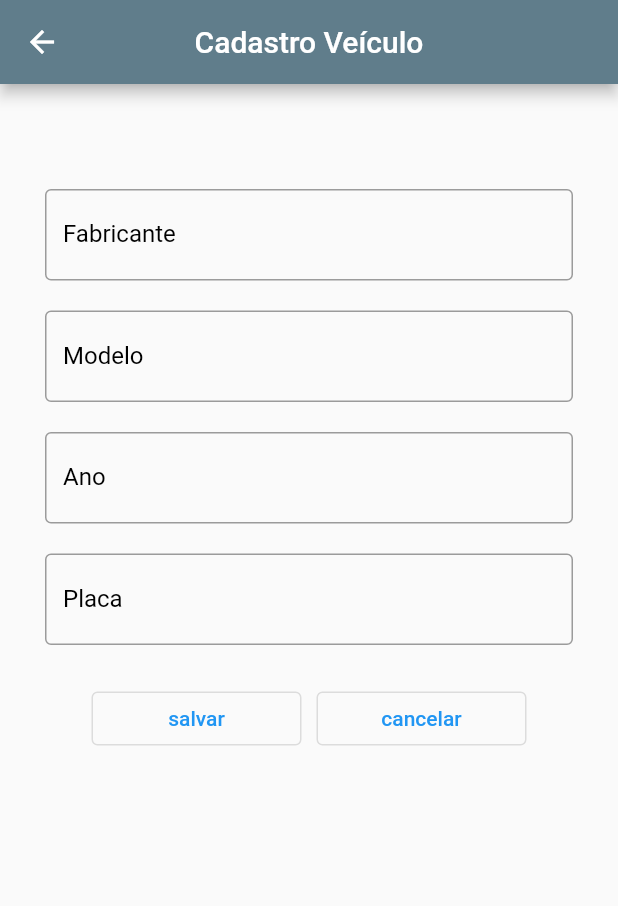
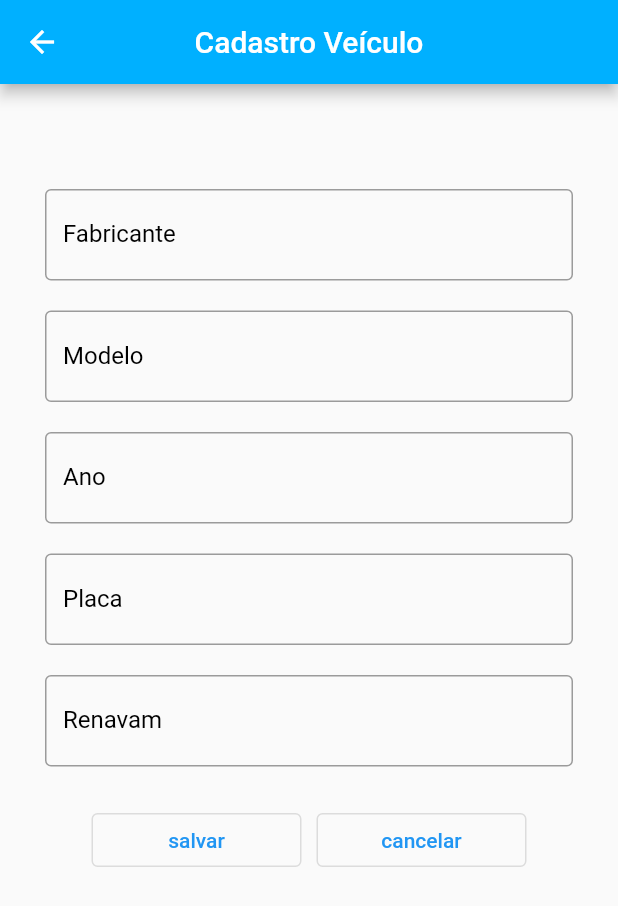
Before and after one commit to marceloboas10/TCC_Aluguel_Motos-Flutter, a Flutter app: the CadastroVeiculo screen opened by its route, after a tap on the "add" icon, on a phone screen of 412 x 824 dp. Shown: the top 906 px of the screen. Run offline on Flutter 3.47's test engine with Material 2 defaults, Android fonts, the phone set to English and light mode, and no system bars; our stand-ins replace cloud_firestore, firebase_auth, firebase_core; accounts and stored records are empty.

Commit message:
adiconado campo renavam no cadastro de veículos

```diff
--- a/lib/cadastroVeiculo.dart
+++ b/lib/cadastroVeiculo.dart
@@ -54,7 +54,7 @@ class _CadastroVeiculoState extends State<CadastroVeiculo> {
       appBar: AppBar(
         title: Text('Veículos'),
         centerTitle: true,
-        backgroundColor: Colors.blueGrey,
+        backgroundColor: Colors.lightBlueAccent[400],
       ),
 
       //EXIBE OS DOCUMENTOS DA COLEÇÃO "CLIENTES"
--- a/lib/form_cliente.dart
+++ b/lib/form_cliente.dart
@@ -54,7 +54,7 @@ class _FormClienteState extends State<FormCliente> {
       appBar: AppBar(
         title: Text('Cadastro Cliente'),
         centerTitle: true,
-        backgroundColor: Colors.blueGrey,
+        backgroundColor: Colors.lightBlueAccent[400],
       ),
       body: Container(
         padding: EdgeInsets.all(30),
--- a/lib/form_veiculo.dart
+++ b/lib/form_veiculo.dart
@@ -12,6 +12,7 @@ class _FormVeiculoState extends State<FormVeiculo> {
   var txtModelo = TextEditingController();
   var txtAno = TextEditingController();
   var txtPlaca = TextEditingController();
+  var txtRenavam = TextEditingController();
 
   //RECUPERA DOCUMENTO
   void getDocumentById(String id) async {
@@ -24,6 +25,7 @@ class _FormVeiculoState extends State<FormVeiculo> {
       txtModelo.text = valor.get('Modelo');
       txtAno.text = valor.get('Ano');
       txtPlaca.text = valor.get('Placa');
+      txtRenavam.text = valor.get('Renavam');
     });
   }
 
@@ -35,7 +37,8 @@ class _FormVeiculoState extends State<FormVeiculo> {
       if (txtFabricante.text == '' &&
           txtModelo.text == '' &&
           txtAno.text == '' &&
-          txtPlaca.text == '') {
+          txtPlaca.text == '' &&
+          txtRenavam.text == '') {
         getDocumentById(id.toString());
       }
     }
@@ -44,7 +47,7 @@ class _FormVeiculoState extends State<FormVeiculo> {
       appBar: AppBar(
         title: Text('Cadastro Veículo'),
         centerTitle: true,
-        backgroundColor: Colors.blueGrey,
+        backgroundColor: Colors.lightBlueAccent[400],
       ),
       body: Container(
         padding: EdgeInsets.fromLTRB(30, 70, 30, 30),
@@ -91,6 +94,16 @@ class _FormVeiculoState extends State<FormVeiculo> {
             ),
           ),
           SizedBox(height: 20),
+          TextField(
+            controller: txtRenavam,
+            style: TextStyle(color: Colors.black, fontSize: 18),
+            decoration: InputDecoration(
+              border: OutlineInputBorder(),
+              labelText: 'Renavam',
+              labelStyle: TextStyle(color: Colors.black, fontSize: 16),
+            ),
+          ),
+          SizedBox(height: 20),
           Row(
             mainAxisAlignment: MainAxisAlignment.center,
             children: [
@@ -110,6 +123,7 @@ class _FormVeiculoState extends State<FormVeiculo> {
                         'Modelo': txtModelo.text,
                         'Ano': txtAno.text,
                         'Placa': txtPlaca.text,
+                        'Renavam': txtRenavam.text,
                       });
                     } else {
                       //ATUALIZA DOCUMENTO
@@ -118,6 +132,7 @@ class _FormVeiculoState extends State<FormVeiculo> {
                         'Modelo': txtModelo.text,
                         'Ano': txtAno.text,
                         'Placa': txtPlaca.text,
+                        'Renavam': txtRenavam.text,
                       });
                     }
                     Navigator.pop(context);
--- a/lib/main.dart
+++ b/lib/main.dart
@@ -19,7 +19,7 @@ Future<void> main() async {
   runApp(MaterialApp(
     debugShowCheckedModeBanner: false,
     //theme: ThemeData(primarySwatch: Colors.amber),
-    initialRoute: '/telaLogin',
+    initialRoute: '/menuP',
     routes: {
       '/telaLogin': (context) => TelaLogin(),
       '/cadastroConta': (context) => CadastroConta(),
--- a/lib/menu.dart
+++ b/lib/menu.dart
@@ -23,7 +23,7 @@ class _TelaMenuState extends State<TelaMenu> {
               }),
         ],
       ),
-      backgroundColor: Colors.blueGrey[700],
+      backgroundColor: Color(0x4B0082),
       body: Container(
         padding: EdgeInsets.all(40),
         child: ListView(children: [
--- a/lib/model/veiculos.dart
+++ b/lib/model/veiculos.dart
@@ -1,32 +1,35 @@
-class Veiculos{
+class Veiculos {
   late String id;
   late String fabricante;
   late String modelo;
   late String ano;
   late String placa;
+  late String renavam;
 
 //CONSTRUTOR
-Veiculos(this.id,this.fabricante,this.modelo,this.ano,this.placa);
+  Veiculos(this.id, this.fabricante, this.modelo, this.ano, this.placa,
+      this.renavam);
 
 //CONVERTER UM DOCUMENTO EM OBJETO
-  Veiculos.fromJson(Map<String,dynamic>mapa, String id){
+  Veiculos.fromJson(Map<String, dynamic> mapa, String id) {
     this.id = id;
     this.fabricante = mapa['Fabricante'];
     this.modelo = mapa['Modelo'];
     this.ano = mapa['Ano'];
     this.placa = mapa['Placa'];
-}
+    this.renavam = mapa['Renavam'];
+  }
 
-  Map<String,dynamic> toJson(){
+  Map<String, dynamic> toJson() {
     return {
-      'id'            : this.id,
-      'fabricante'    : this.fabricante,
-      'modelo'        : this.modelo,
-      'ano'           : this.ano,
-      'placa'         : this.placa,
+      'id': this.id,
+      'fabricante': this.fabricante,
+      'modelo': this.modelo,
+      'ano': this.ano,
+      'placa': this.placa,
+      'renavam': this.renavam,
     };
   }
 
   doc(String id) {}
-
 }
--- a/lib/prototipo/menuP.dart
+++ b/lib/prototipo/menuP.dart
@@ -13,7 +13,7 @@ class _MenuPState extends State<MenuP> {
     final drawerHeader = UserAccountsDrawerHeader(
       accountName: Text('Marcelo Vilas Boas'),
       accountEmail: Text('marcelo.boas@fatec.sp.gov.br'),
-      decoration: BoxDecoration(color: Colors.blueGrey),
+      decoration: BoxDecoration(color: Colors.purple[700]),
       currentAccountPicture: CircleAvatar(
         child: FlutterLogo(size: 42.0),
         backgroundColor: Colors.white,
@@ -102,7 +102,7 @@ class _MenuPState extends State<MenuP> {
       appBar: AppBar(
         title: Text('Menu'),
         centerTitle: true,
-        backgroundColor: Colors.blueGrey,
+        backgroundColor: Colors.cyan[600],
         actions: [
           IconButton(
               icon: Icon(Icons.logout),
```
